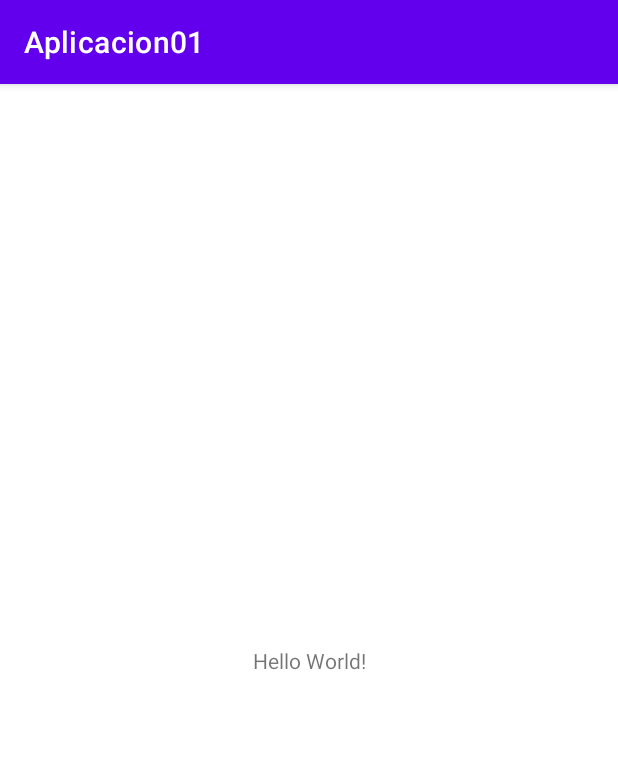
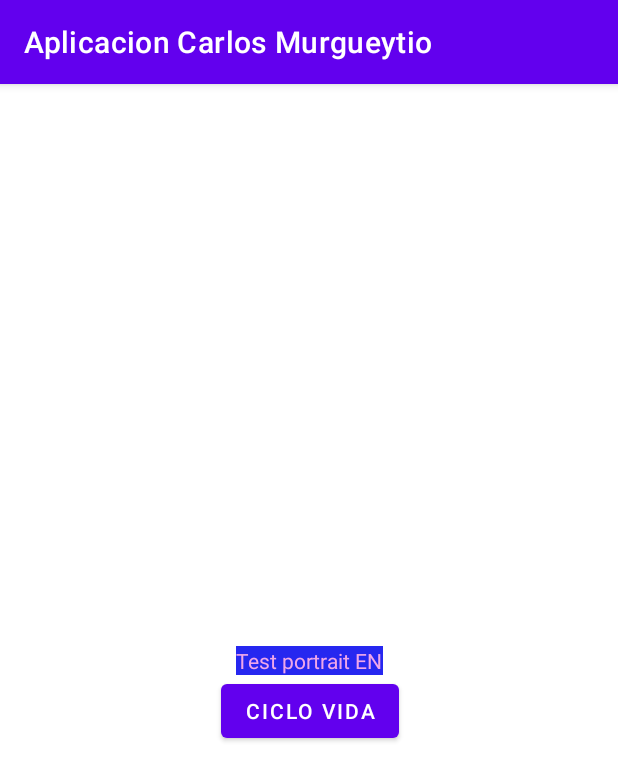
Before and after one commit to 2021-b-aplicaciones-moviles-computacion/movcom-murgueytio-campana-carlos-andres, an Android app: the screen it shows after launch (MainActivity), on a phone screen of 412 x 824 dp. Shown: the top 781 px of the screen. Run offline under Robolectric (Android 15) with nearby library versions, the phone set to English and light mode, and no system bars.

Commit message:
Primera parte clase sabado 11 - crearActividad

```diff
--- a/01-android/app/src/main/AndroidManifest.xml
+++ b/01-android/app/src/main/AndroidManifest.xml
@@ -10,6 +10,9 @@
         android:supportsRtl="true"
         android:theme="@style/Theme.Aplicacion01">
         <activity
+            android:name=".ACicloVida"
+            android:exported="false" />
+        <activity
             android:name=".MainActivity"
             android:exported="true">
             <intent-filter>
--- a/01-android/app/src/main/java/com/example/aplicacion01/MainActivity.kt
+++ b/01-android/app/src/main/java/com/example/aplicacion01/MainActivity.kt
@@ -1,11 +1,29 @@
 package com.example.aplicacion01
 
+import android.content.Intent
 import androidx.appcompat.app.AppCompatActivity
 import android.os.Bundle
+import android.widget.Button
 
 class MainActivity : AppCompatActivity() {
     override fun onCreate(savedInstanceState: Bundle?) {
         super.onCreate(savedInstanceState)
         setContentView(R.layout.activity_main)
+
+        val botonCicloVida = findViewById<Button>(R.id.btn_ir_ciclo_vida)
+        botonCicloVida.setOnClickListener{
+            val intent = Intent(this,ACicloVida::class.java);
+            startActivity(intent)
+        }
     }
+
+    override fun onStart() {
+        super.onStart()
+    }
+
+    override fun onResume() {
+        super.onResume()
+    }
+
+
 }
--- a/01-android/app/src/main/res/layout/activity_main.xml
+++ b/01-android/app/src/main/res/layout/activity_main.xml
@@ -7,12 +7,24 @@
     tools:context=".MainActivity">
 
     <TextView
+        android:id="@+id/textView"
         android:layout_width="wrap_content"
         android:layout_height="wrap_content"
-        android:text="Hello World!"
+        android:background="@color/colorFondo"
+        android:text="@string/hola_Mundo"
+        android:textColor="@color/colorTexto"
         app:layout_constraintBottom_toBottomOf="parent"
         app:layout_constraintLeft_toLeftOf="parent"
         app:layout_constraintRight_toRightOf="parent"
         app:layout_constraintTop_toTopOf="parent" />
 
+    <Button
+        android:id="@+id/btn_ir_ciclo_vida"
+        android:layout_width="wrap_content"
+        android:layout_height="wrap_content"
+        android:text="CICLO VIDA"
+        app:layout_constraintEnd_toEndOf="@+id/textView"
+        app:layout_constraintStart_toStartOf="@+id/textView"
+        app:layout_constraintTop_toBottomOf="@+id/textView" />
+
 </androidx.constraintlayout.widget.ConstraintLayout>
--- /dev/null
+++ b/01-android/app/src/main/res/values-en-land/values.xml
@@ -0,0 +1,6 @@
+<?xml version="1.0" encoding="utf-8"?>
+<resources>
+    <string name="hola_Mundo">Test landscape EN</string>
+    <color name="colorTexto"> #FCF5C7 </color>
+    <color name="colorFondo"> #ADF7B6 </color>
+</resources>
--- /dev/null
+++ b/01-android/app/src/main/res/values-en-port/strings.xml
@@ -0,0 +1,6 @@
+<?xml version="1.0" encoding="utf-8"?>
+<resources>
+    <string name="hola_Mundo">Test portrait EN</string>
+    <color name="colorTexto"> #F0A7E9 </color>
+    <color name="colorFondo"> #2627F0 </color>
+</resources>
--- /dev/null
+++ b/01-android/app/src/main/res/values-land/strings.xml
@@ -0,0 +1,6 @@
+<?xml version="1.0" encoding="utf-8"?>
+<resources>
+    <string name="hola_Mundo">Prueba landscape ESP</string>
+    <color name="colorTexto"> #E434ED </color>
+    <color name="colorFondo"> #3DEEFA </color>
+</resources>
--- /dev/null
+++ b/01-android/app/src/main/res/values-port/strings.xml
@@ -0,0 +1,6 @@
+<?xml version="1.0" encoding="utf-8"?>
+<resources>
+    <string name="hola_Mundo">Prueba portrait  ESP</string>}
+    <color name="colorTexto"> #F7E036 </color>
+    <color name="colorFondo"> #3682F7 </color>
+</resources>
--- a/01-android/app/src/main/res/values/strings.xml
+++ b/01-android/app/src/main/res/values/strings.xml
@@ -1,3 +1,6 @@
 <resources>
-    <string name="app_name">Aplicacion01</string>
+    <string name="app_name">Aplicacion Carlos Murgueytio</string>
+    <string name="hola_Mundo">Bienvenidos 2021</string>
+    <color name="colorTexto"></color>
+    <color name="colorFondo"></color>
 </resources>
```
Also changed, not shown: 01-android/app/src/main/java/com/example/aplicacion01/ACicloVida.kt (added, +79 -0 lines), 01-android/app/src/main/res/layout/activity_aciclo_vida.xml (added, +91 -0 lines).
